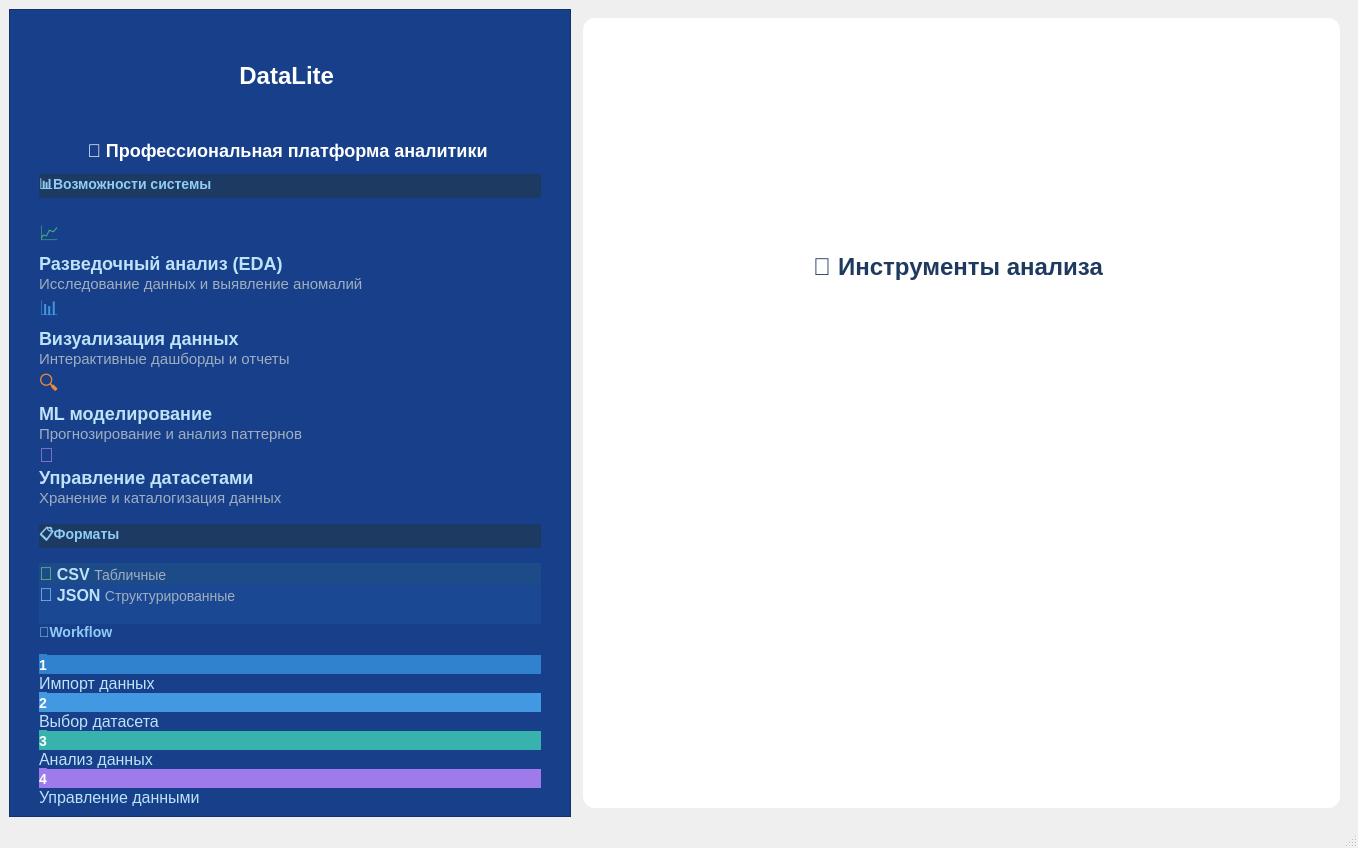
Above: form/choice.ui from usatopolosato/lowcode_platform before the change. Below: the same form after it.
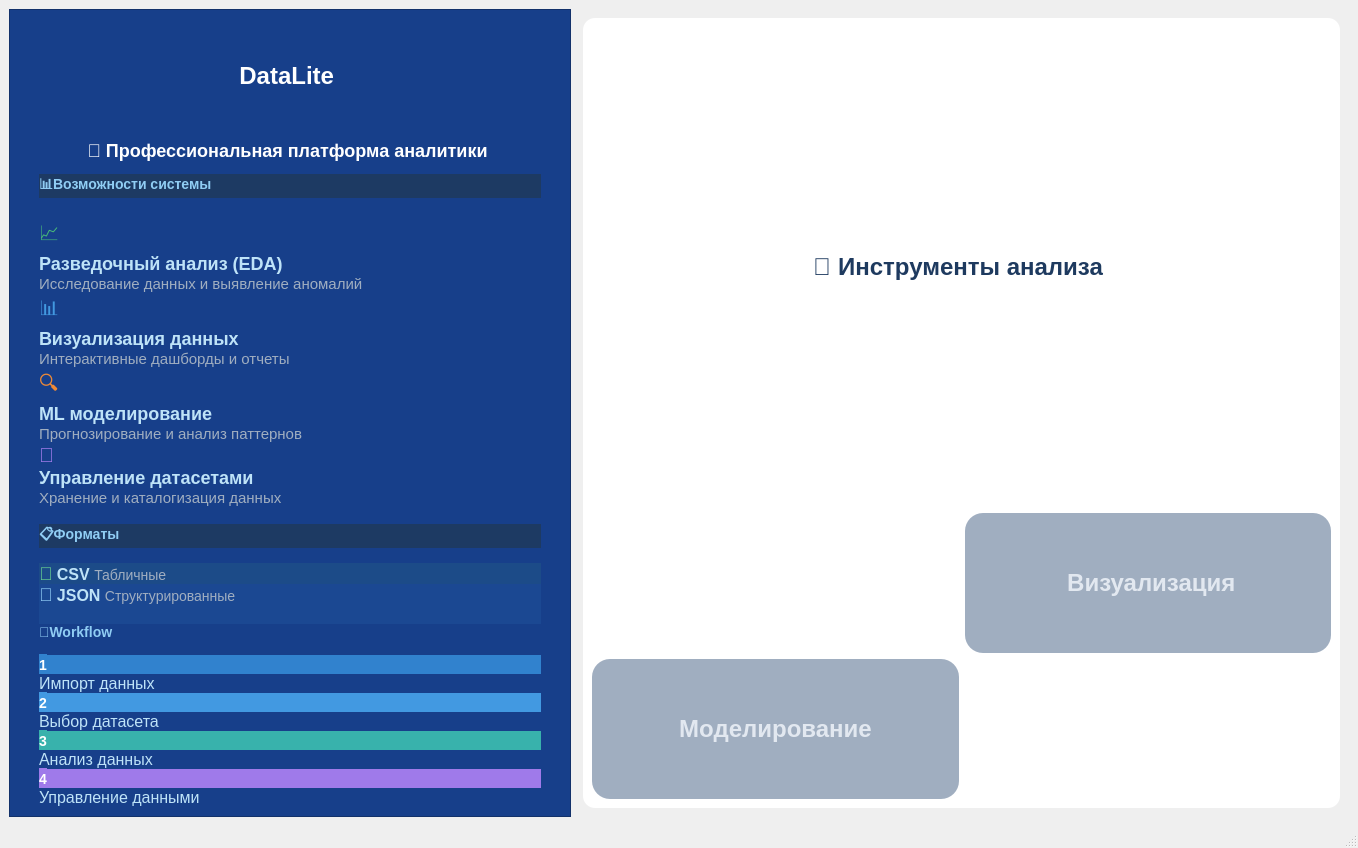
That is the form after the change. The open tabs and pages were chosen to show the change. Icons and pictures are not drawn.

Patch:
```diff
--- a/form/choice.ui
+++ b/form/choice.ui
@@ -543,6 +543,9 @@
              </item>
              <item row="0" column="1">
               <widget class="QPushButton" name="visualization_button">
+               <property name="enabled">
+                <bool>false</bool>
+               </property>
                <property name="minimumSize">
                 <size>
                  <width>250</width>
@@ -580,6 +583,9 @@
              </item>
              <item row="1" column="0">
               <widget class="QPushButton" name="modeling_button">
+               <property name="enabled">
+                <bool>false</bool>
+               </property>
                <property name="minimumSize">
                 <size>
                  <width>250</width>
```
Left out of the diff: 4 changed lines with no effect on the pictures.
